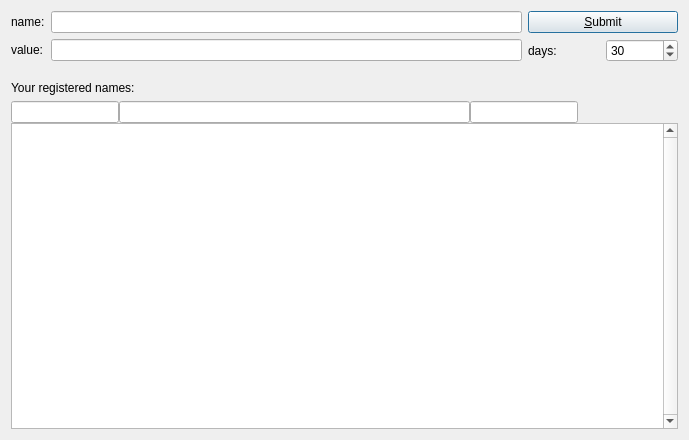
First picture: the form in src/qt/forms/managenamespage.ui, repository bitcf/bitcf, before the edit.
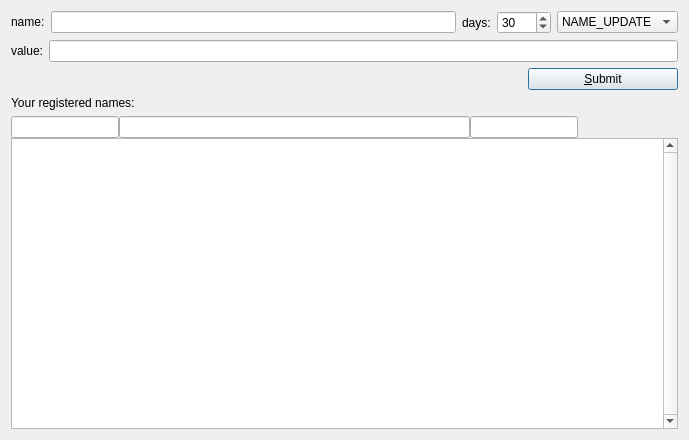
Second picture: the form after the edit. Icons and pictures are not drawn. Custom widgets are drawn as their Qt base class.

Patch:
```diff
--- a/src/qt/forms/managenamespage.ui
+++ b/src/qt/forms/managenamespage.ui
@@ -21,8 +21,8 @@
   </property>
   <layout class="QVBoxLayout" name="verticalLayout">
    <item>
-    <layout class="QGridLayout" name="gridLayout">
-     <item row="0" column="0">
+    <layout class="QHBoxLayout" name="horizontalLayout">
+     <item>
       <widget class="QLabel" name="label_4">
        <property name="sizePolicy">
         <sizepolicy hsizetype="Preferred" vsizetype="Maximum">
@@ -41,7 +41,7 @@
        </property>
       </widget>
      </item>
-     <item row="0" column="1">
+     <item>
       <widget class="QValidatedLineEdit" name="registerValue">
        <property name="toolTip">
         <string>&lt;html&gt;&lt;head/&gt;&lt;body&gt;&lt;p&gt;Enter name.&lt;/p&gt;&lt;/body&gt;&lt;/html&gt;</string>
@@ -51,7 +51,100 @@
        </property>
       </widget>
      </item>
-     <item row="0" column="2">
+     <item>
+      <widget class="QLabel" name="label_7">
+       <property name="text">
+        <string>days:</string>
+       </property>
+       <property name="alignment">
+        <set>Qt::AlignLeading|Qt::AlignLeft|Qt::AlignVCenter</set>
+       </property>
+       <property name="buddy">
+        <cstring>registerName</cstring>
+       </property>
+      </widget>
+     </item>
+     <item>
+      <widget class="QSpinBox" name="registerDays">
+       <property name="toolTip">
+        <string>&lt;html&gt;&lt;head/&gt;&lt;body&gt;&lt;p&gt;Set number of days that will be added to name expire time.&lt;/p&gt;&lt;/body&gt;&lt;/html&gt;</string>
+       </property>
+       <property name="maximum">
+        <number>9999</number>
+       </property>
+       <property name="value">
+        <number>30</number>
+       </property>
+      </widget>
+     </item>
+     <item>
+      <widget class="QComboBox" name="txTypeSelector">
+       <property name="currentIndex">
+        <number>1</number>
+       </property>
+       <item>
+        <property name="text">
+         <string>NAME_NEW</string>
+        </property>
+       </item>
+       <item>
+        <property name="text">
+         <string>NAME_UPDATE</string>
+        </property>
+       </item>
+      </widget>
+     </item>
+    </layout>
+   </item>
+   <item>
+    <layout class="QHBoxLayout" name="horizontalLayout_3">
+     <item>
+      <widget class="QLabel" name="label_6">
+       <property name="sizePolicy">
+        <sizepolicy hsizetype="Preferred" vsizetype="Maximum">
+         <horstretch>0</horstretch>
+         <verstretch>0</verstretch>
+        </sizepolicy>
+       </property>
+       <property name="text">
+        <string>value:</string>
+       </property>
+       <property name="alignment">
+        <set>Qt::AlignLeading|Qt::AlignLeft|Qt::AlignVCenter</set>
+       </property>
+       <property name="buddy">
+        <cstring>registerName</cstring>
+       </property>
+      </widget>
+     </item>
+     <item>
+      <widget class="QValidatedLineEdit" name="registerName">
+       <property name="toolTip">
+        <string>&lt;html&gt;&lt;head/&gt;&lt;body&gt;&lt;p&gt;Enter value that will be associated with above name.&lt;/p&gt;&lt;/body&gt;&lt;/html&gt;</string>
+       </property>
+       <property name="text">
+        <string notr="true"/>
+       </property>
+      </widget>
+     </item>
+    </layout>
+   </item>
+   <item>
+    <layout class="QHBoxLayout" name="horizontalLayout_4">
+     <item>
+      <spacer name="horizontalSpacer">
+       <property name="orientation">
+        <enum>Qt::Horizontal</enum>
+       </property>
+       <property name="sizeHint" stdset="0">
+        <size>
+         <width>40</width>
+         <height>20</height>
+        </size>
+       </property>
+      </spacer>
+     </item>
+     <item>
       <widget class="QPushButton" name="submitNameButton">
        <property name="sizePolicy">
         <sizepolicy hsizetype="Fixed" vsizetype="Fixed">
@@ -68,6 +161,9 @@
        <property name="toolTip">
         <string>&lt;html&gt;&lt;head/&gt;&lt;body&gt;&lt;p&gt;This will send name_new or name_update transaction (if you already did name_new).&lt;/p&gt;&lt;/body&gt;&lt;/html&gt;</string>
        </property>
+       <property name="layoutDirection">
+        <enum>Qt::LeftToRight</enum>
+       </property>
        <property name="text">
         <string>&amp;Submit</string>
        </property>
@@ -80,83 +176,8 @@
        </property>
       </widget>
      </item>
-     <item row="1" column="0">
-      <widget class="QLabel" name="label_6">
-       <property name="sizePolicy">
-        <sizepolicy hsizetype="Preferred" vsizetype="Maximum">
-         <horstretch>0</horstretch>
-         <verstretch>0</verstretch>
-        </sizepolicy>
-       </property>
-       <property name="text">
-        <string>value:</string>
-       </property>
-       <property name="alignment">
-        <set>Qt::AlignLeading|Qt::AlignLeft|Qt::AlignVCenter</set>
-       </property>
-       <property name="buddy">
-        <cstring>registerName</cstring>
-       </property>
-      </widget>
-     </item>
-     <item row="1" column="1">
-      <widget class="QValidatedLineEdit" name="registerName">
-       <property name="toolTip">
-        <string>&lt;html&gt;&lt;head/&gt;&lt;body&gt;&lt;p&gt;Enter value that will be associated with above name.&lt;/p&gt;&lt;/body&gt;&lt;/html&gt;</string>
-       </property>
-       <property name="text">
-        <string notr="true"/>
-       </property>
-      </widget>
-     </item>
-     <item row="1" column="2">
-      <layout class="QHBoxLayout" name="horizontalLayout">
-       <item>
-        <widget class="QLabel" name="label_7">
-         <property name="text">
-          <string>days:</string>
-         </property>
-         <property name="alignment">
-          <set>Qt::AlignLeading|Qt::AlignLeft|Qt::AlignVCenter</set>
-         </property>
-         <property name="buddy">
-          <cstring>registerName</cstring>
-         </property>
-        </widget>
-       </item>
-       <item>
-        <widget class="QSpinBox" name="registerDays">
-         <property name="toolTip">
-          <string>&lt;html&gt;&lt;head/&gt;&lt;body&gt;&lt;p&gt;Set number of days that will be added to name expire time.&lt;/p&gt;&lt;/body&gt;&lt;/html&gt;</string>
-         </property>
-         <property name="maximum">
-          <number>9999</number>
-         </property>
-         <property name="value">
-          <number>30</number>
-         </property>
-        </widget>
-       </item>
-      </layout>
-     </item>
     </layout>
    </item>
-   <item>
-    <spacer name="verticalSpacer">
-     <property name="orientation">
-      <enum>Qt::Vertical</enum>
-     </property>
-     <property name="sizeType">
-      <enum>QSizePolicy::Maximum</enum>
-     </property>
-     <property name="sizeHint" stdset="0">
-      <size>
-       <width>17</width>
-       <height>13</height>
-      </size>
-     </property>
-    </spacer>
-   </item>
    <item>
     <widget class="QLabel" name="label_5">
      <property name="sizePolicy">
```
